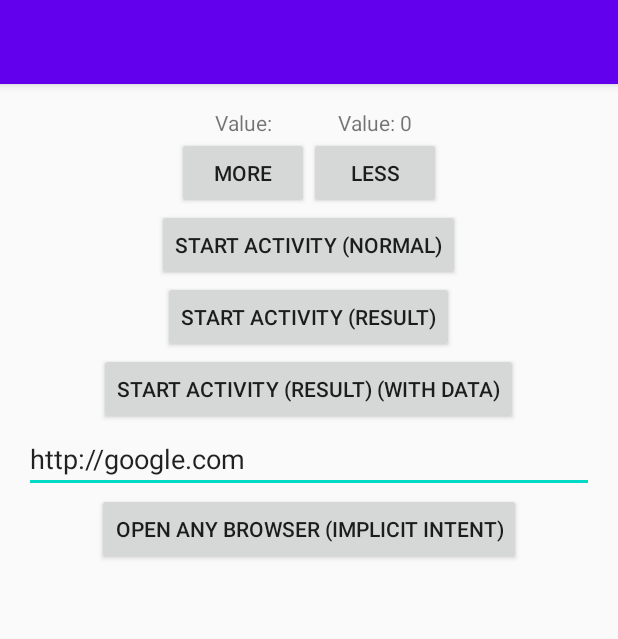
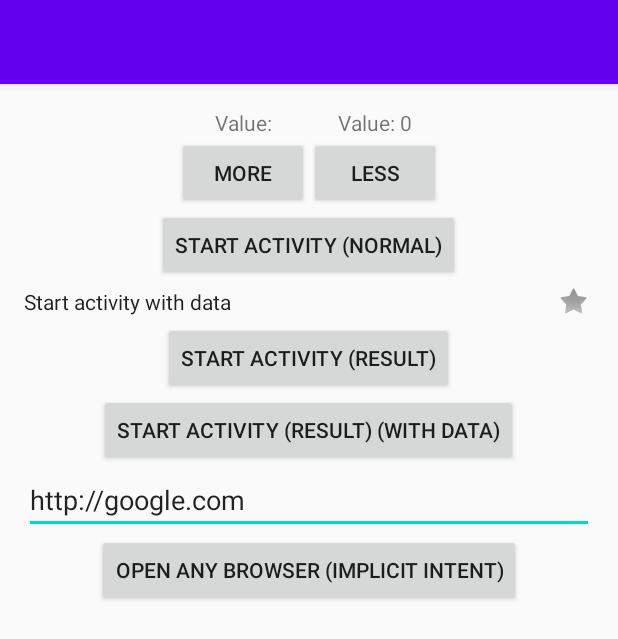
Before and after one commit to inlacou/Formacion, an Android app: the screen it shows after launch (MainActivity), on a phone screen of 412 x 824 dp. Shown: the top 639 px of the screen. Run offline under Robolectric (Android 15) with nearby library versions, the phone set to English and light mode, and no system bars; our stand-ins replace Timber; 3 statements that could not run were skipped.

Commit message:
Added CheckedTextView - it's no Checkbox + TextView :/

```diff
--- a/app/src/main/java/com/inlacou/fivedaysapp/ui/main/MainActivity.java
+++ b/app/src/main/java/com/inlacou/fivedaysapp/ui/main/MainActivity.java
@@ -9,6 +9,7 @@ import android.text.Editable;
 import android.text.TextWatcher;
 import android.view.View;
 import android.widget.Button;
+import android.widget.CheckedTextView;
 import android.widget.EditText;
 import android.widget.TextView;
 import android.widget.Toast;
@@ -30,6 +31,7 @@ public class MainActivity extends AppCompatActivity {
 	public Button btStartResultWithData = null;
 	public Button btStartBrowser = null;
 	public EditText etUrl = null;
+	public CheckedTextView ctvStartActWithData = null;
 
 	@Override
 	protected void onCreate(Bundle savedInstanceState) {
@@ -54,6 +56,7 @@ public class MainActivity extends AppCompatActivity {
 		btStartResultWithData = findViewById(R.id.bt_start_activity_result_with_data);
 		btStartBrowser = findViewById(R.id.bt_start_browser);
 		etUrl = findViewById(R.id.et_url);
+		ctvStartActWithData = findViewById(R.id.ctv_start_act_with_data);
 	}
 
 	private void populate() {
--- a/app/src/main/res/layout/activity_main.xml
+++ b/app/src/main/res/layout/activity_main.xml
@@ -47,6 +47,14 @@
 			android:layout_height="wrap_content"
 			android:layout_gravity="center_horizontal"
 			android:text="@string/Start_activity_normal"/>
+		<CheckedTextView
+			android:id="@+id/ctv_start_act_with_data"
+			android:layout_width="match_parent"
+			android:layout_height="wrap_content"
+			android:checked="true"
+			android:gravity="center"
+			android:checkMark="@android:drawable/star_off"
+			android:text="@string/Start_activity_with_data"/>
 		<Button
 			android:id="@+id/bt_start_activity_result"
 			android:layout_width="wrap_content"
--- a/app/src/main/res/values/strings.xml
+++ b/app/src/main/res/values/strings.xml
@@ -8,4 +8,5 @@
 	<string name="Open_any_browser_implicit_intent">Open any browser (implicit intent)</string>
 	<string name="Value_two_points">Value:</string>
 	<string name="Url_to_look_for">Url to look for on a browser</string>
+	<string name="Start_activity_with_data">Start activity with data</string>
 </resources>
```
